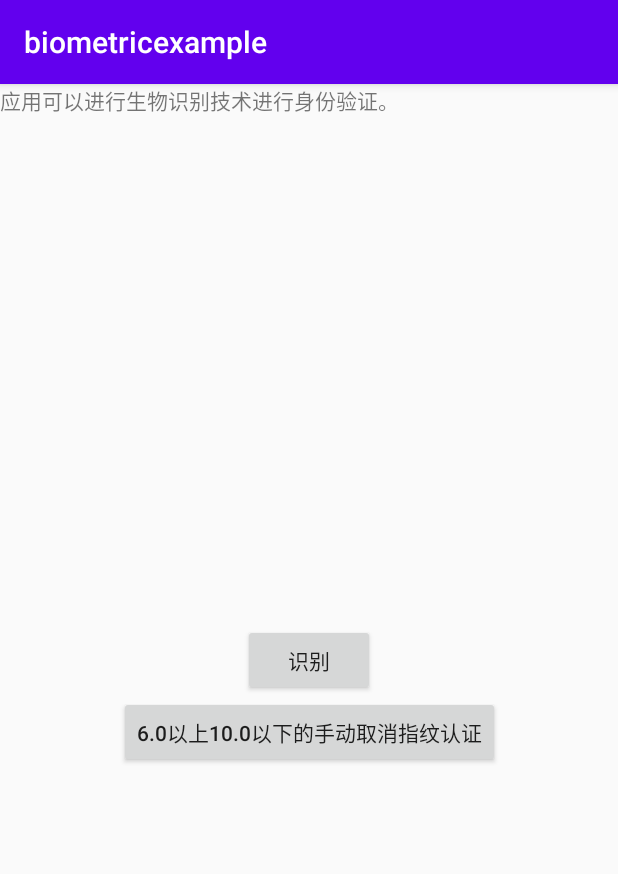
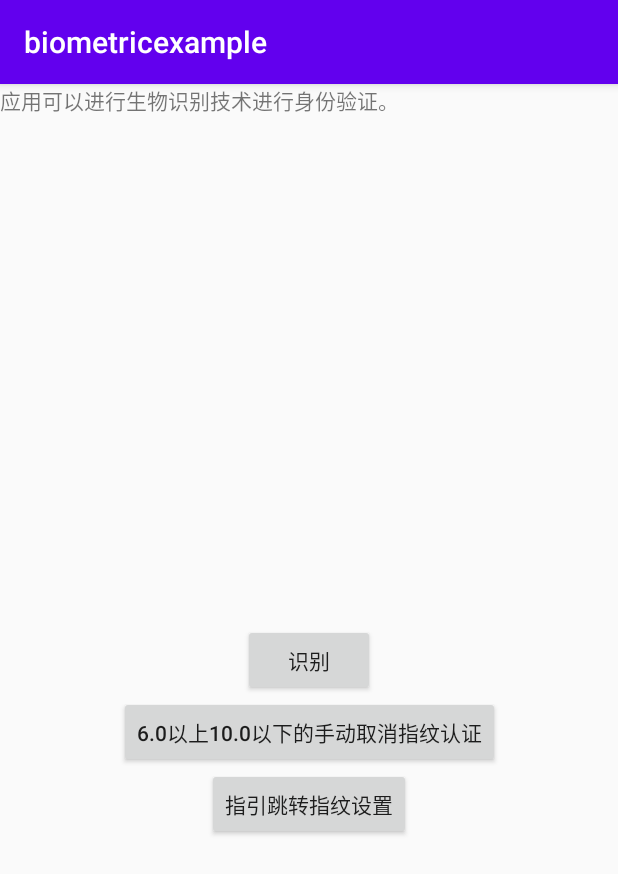
Before and after one commit to zhongjhATC/biometricexample, an Android app: the screen it shows after launch (MainActivity), on a phone screen of 412 x 824 dp. Shown: the top 874 px of the screen. Run offline under Robolectric (Android 15) with nearby library versions, the phone set to English and light mode, and no system bars.

Commit message:
提交代码

```diff
--- a/app/src/main/java/com/example/biometricexample/MainActivity.java
+++ b/app/src/main/java/com/example/biometricexample/MainActivity.java
@@ -54,6 +54,13 @@ public class MainActivity extends AppCompatActivity {
             public void onClick(View v) {
                 if (cancellationSignal != null)
                     cancellationSignal.cancel();
+            }
+        });
+        // 跳转到指纹设置界面
+        mViewHolder.btnToFingerprintSettingsActivity.setOnClickListener(new View.OnClickListener() {
+            @Override
+            public void onClick(View v) {
+                FingerprintSettings.getInstance(MainActivity.this).startFingerprintActivity();
             }
         });
         init();
@@ -218,16 +225,20 @@ public class MainActivity extends AppCompatActivity {
         fingerprintManager.authenticate(crypto, cancel, flags, callback, handler);
     }
 
+//    private void
+
     public static class ViewHolder {
 
         public TextView tvBiometric;
         public Button btnBiometric;
         public Button btnCancel;
+        public Button btnToFingerprintSettingsActivity;
 
         public ViewHolder(MainActivity rootView) {
             this.tvBiometric = rootView.findViewById(R.id.tvBiometric);
             this.btnBiometric = rootView.findViewById(R.id.btnBiometric);
             this.btnCancel = rootView.findViewById(R.id.btnCancel);
+            this.btnToFingerprintSettingsActivity = rootView.findViewById(R.id.btnToFingerprintSettingsActivity);
         }
 
     }
--- a/app/src/main/res/layout/activity_main.xml
+++ b/app/src/main/res/layout/activity_main.xml
@@ -5,12 +5,6 @@
     android:layout_width="match_parent"
     android:layout_height="match_parent"
     tools:context=".MainActivity">
-
-    <TextView
-        android:id="@+id/tvBiometric"
-        android:layout_width="wrap_content"
-        android:layout_height="wrap_content"
-        tools:ignore="MissingConstraints" />
 
     <Button
         android:id="@+id/btnBiometric"
@@ -33,5 +27,20 @@
         app:layout_constraintTop_toBottomOf="@+id/btnBiometric"
         tools:ignore="HardcodedText" />
 
+    <Button
+        android:id="@+id/btnToFingerprintSettingsActivity"
+        android:layout_width="wrap_content"
+        android:layout_height="wrap_content"
+        android:text="指引跳转指纹设置"
+        app:layout_constraintEnd_toEndOf="parent"
+        app:layout_constraintStart_toStartOf="parent"
+        app:layout_constraintTop_toBottomOf="@+id/btnCancel" />
+
+    <TextView
+        android:id="@+id/tvBiometric"
+        android:layout_width="wrap_content"
+        android:layout_height="wrap_content"
+        tools:ignore="MissingConstraints" />
+
 
 </androidx.constraintlayout.widget.ConstraintLayout>
```
Also changed, not shown: app/src/main/java/com/example/biometricexample/FingerprintSettings.java (added, +161 -0 lines).
